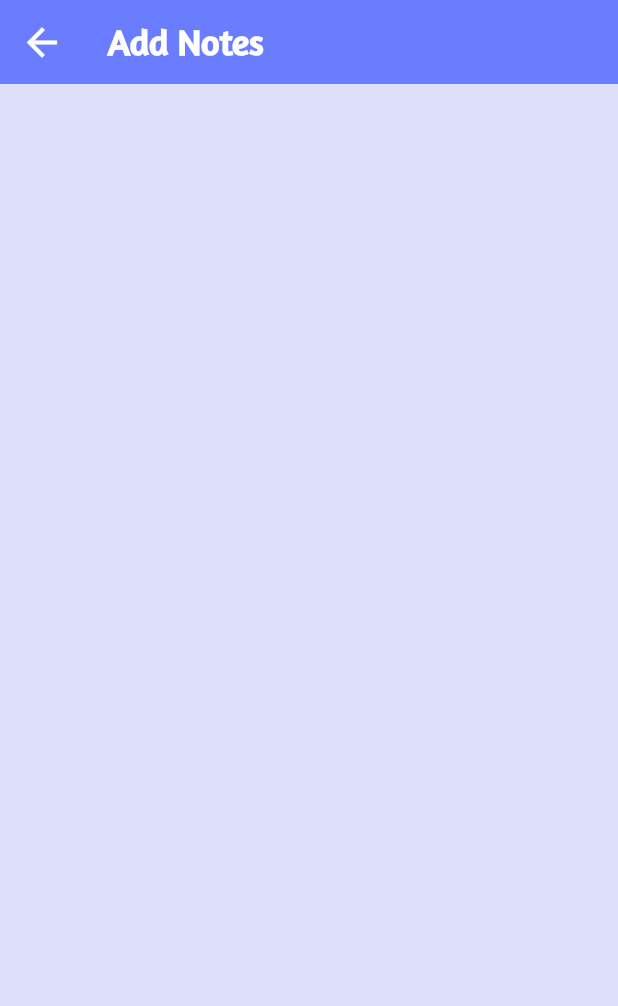
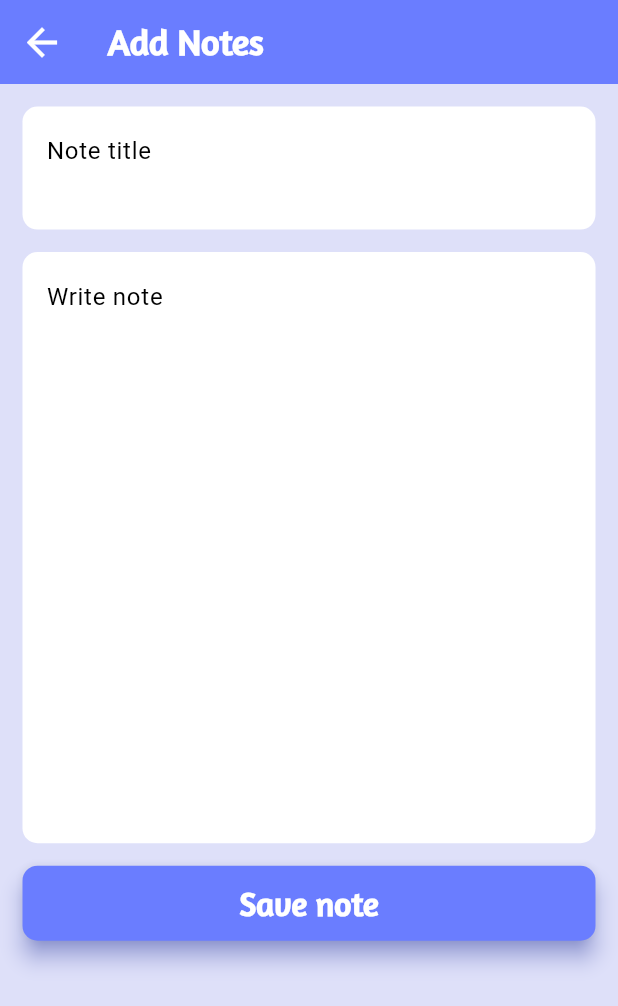
Before and after one commit to alhasann351/noteapp_firebase, a Flutter app: the AddNotesScreen screen opened by its route, on a phone screen of 412 x 824 dp. Shown: the top 1006 px of the screen. Run offline on Flutter 3.47's test engine with Material 3 defaults, Android fonts, the phone set to English and light mode, and no system bars; our stand-ins replace cloud_firestore, firebase_auth, firebase_core, firebase_storage, fluttertoast, get and 5 more; accounts and stored records are empty.

Commit message:
add-note-page-design

```diff
--- a/lib/resources/strings/app_stings.dart
+++ b/lib/resources/strings/app_stings.dart
@@ -25,4 +25,7 @@ class AppStrings{
   static const String noInternet = 'No internet connection';
   static const String checkInternet = 'Please check your internet connection';
   static const String exitText = 'Do you want to exit this app?';
+  static const String noteTitle = 'Note title';
+  static const String noteContent = 'Write note';
+  static const String noteSave = 'Save note';
 }
--- a/lib/view/add_notes_screen.dart
+++ b/lib/view/add_notes_screen.dart
@@ -1,5 +1,9 @@
 import 'package:flutter/material.dart';
+import 'package:noteapp_firebase/resources/components/rounded_button.dart';
+import '../resources/assets/image_icon_assets.dart';
+import '../resources/colors/app-colors.dart';
 import '../resources/fonts/app_font_style.dart';
+import '../resources/strings/app_stings.dart';
 
 class AddNotesScreen extends StatefulWidget {
   const AddNotesScreen({super.key});
@@ -9,6 +13,8 @@ class AddNotesScreen extends StatefulWidget {
 }
 
 class _AddNotesScreenState extends State<AddNotesScreen> {
+  final _formKey = GlobalKey<FormState>();
+
   @override
   Widget build(BuildContext context) {
     return Scaffold(
@@ -25,6 +31,117 @@ class _AddNotesScreenState extends State<AddNotesScreen> {
           ),
         ),
       ),
+      body: Padding(
+        padding: const EdgeInsets.symmetric(horizontal: 15, vertical: 15),
+        child: ListView(
+          children: [
+            Form(
+              key: _formKey,
+              child: Column(
+                crossAxisAlignment: CrossAxisAlignment.center,
+                mainAxisAlignment: MainAxisAlignment.center,
+                children: [
+                  TextFormField(
+                    minLines: 2,
+                    maxLines: 2,
+                    cursorColor: AppColors.blackColor,
+                    style: const TextStyle(color: AppColors.blackColor),
+                    keyboardType: TextInputType.text,
+                    //controller: loginController.emailController.value,
+                    decoration: InputDecoration(
+                      suffix: const Text('Note title'),
+                      suffixStyle: const TextStyle(
+                        color: Colors.grey,
+                        fontFamily: AppFontStyle.amaranth,
+                        fontSize: 18,
+                      ),
+                      filled: true,
+                      fillColor: Colors.white,
+                      hintText: AppStrings.noteTitle,
+                      focusedBorder: OutlineInputBorder(
+                        borderSide: const BorderSide(
+                          style: BorderStyle.none,
+                        ),
+                        borderRadius: BorderRadius.circular(10),
+                      ),
+                      enabledBorder: OutlineInputBorder(
+                        borderSide: const BorderSide(
+                          style: BorderStyle.none,
+                        ),
+                        borderRadius: BorderRadius.circular(10),
+                      ),
+                    ),
+                    validator: (value) {
+                      if (value!.isEmpty) {
+                        return 'Enter note title';
+                      }
+                      return null;
+                    },
+                  ),
+                  const SizedBox(
+                    height: 15,
+                  ),
+                  TextFormField(
+                    maxLines: 15,
+                    minLines: 15,
+                    cursorColor: AppColors.blackColor,
+                    style: const TextStyle(color: AppColors.blackColor),
+                    keyboardType: TextInputType.text,
+                    //controller: loginController.passwordController.value,
+                    decoration: InputDecoration(
+                      suffix: const Text('Write note'),
+                      suffixStyle: const TextStyle(
+                        color: Colors.grey,
+                        fontFamily: AppFontStyle.amaranth,
+                        fontSize: 18,
+                      ),
+                      filled: true,
+                      fillColor: Colors.white,
+                      hintText: AppStrings.noteContent,
+                      focusedBorder: OutlineInputBorder(
+                        borderSide: const BorderSide(
+                          style: BorderStyle.none,
+                        ),
+                        borderRadius: BorderRadius.circular(10),
+                      ),
+                      enabledBorder: OutlineInputBorder(
+                        borderSide: const BorderSide(
+                          style: BorderStyle.none,
+                        ),
+                        borderRadius: BorderRadius.circular(10),
+                      ),
+                    ),
+                    validator: (value) {
+                      if (value!.isEmpty) {
+                        return 'Enter note content';
+                      }
+                      return null;
+                    },
+                  ),
+                ],
+              ),
+            ),
+            const SizedBox(
+              height: 15,
+            ),
+            SizedBox(
+              height: 50,
+              child: RoundedButton(
+                title: AppStrings.noteSave,
+                backgroundColor: AppColors.buttonColor,
+                textStyle: const TextStyle(
+                  fontSize: 22,
+                  fontWeight: FontWeight.bold,
+                  fontFamily: AppFontStyle.amaranth,
+                  color: AppColors.whiteColor,
+                ),
+                onTap: () {
+                },
+              ),
+            ),
+          ],
+        ),
+      ),
     );
   }
 }
--- a/lib/view/notes_screen.dart
+++ b/lib/view/notes_screen.dart
@@ -53,12 +53,8 @@ class _NotesScreenState extends State<NotesScreen> {
           ),
         ),
         drawer: AppDrawer(),
-        body: SafeArea(
-          child: ElevatedButton(
-              onPressed: () {
-                Get.dialog(barrierDismissible: false, NoInternetAlertDialog());
-              },
-              child: const Text('Show')),
+        body: const SafeArea(
+          child: Text('All Notes'),
         ),
         floatingActionButton: FloatingActionButton(
             onPressed: () {
```
